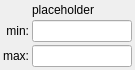
Qt form emzed/core/explorers/widgets/choose_range.ui (uweschmitt/emzed2) before a commit.
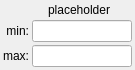
The same form after that commit.

Commit message: SSDM-2861 : fixed layout issue with colum names in table explorer fiter widget

```diff
--- a/emzed/core/explorers/widgets/choose_range.ui
+++ b/emzed/core/explorers/widgets/choose_range.ui
@@ -87,7 +87,7 @@
    <item row="0" column="2">
     <widget class="QLabel" name="column_name">
      <property name="sizePolicy">
-      <sizepolicy hsizetype="Preferred" vsizetype="Preferred">
+      <sizepolicy hsizetype="MinimumExpanding" vsizetype="Preferred">
        <horstretch>0</horstretch>
        <verstretch>0</verstretch>
       </sizepolicy>
```
The commit also changes 5 other files.
